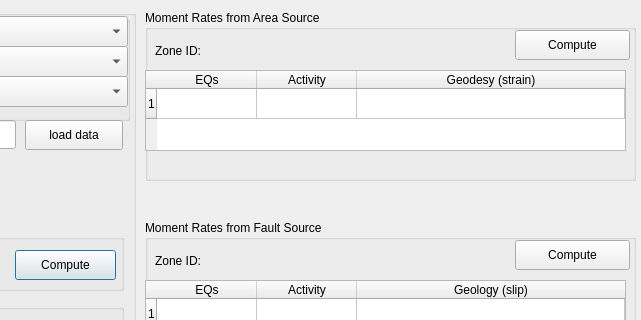
First picture: the form in mt_seismicsource/ui_seismicsource.ui, repository feuchner/seismicsource-toolkit, before the edit; both pictures show x 175 to 816 and y 0 to 320 of the 816 by 531 pixel window.
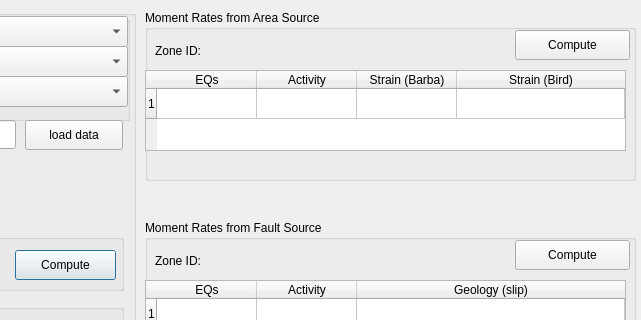
Second picture: the form after the edit. Custom widgets are drawn as their Qt base class.

Commit message: moment rate from strain rate (Bird, Kreemer) -- scaling to be double-checked

The edit to the form file:
```diff
--- a/mt_seismicsource/ui_seismicsource.ui
+++ b/mt_seismicsource/ui_seismicsource.ui
@@ -431,7 +431,7 @@
       <number>1</number>
      </property>
      <property name="columnCount">
-      <number>3</number>
+      <number>4</number>
      </property>
      <attribute name="horizontalHeaderStretchLastSection">
       <bool>true</bool>
@@ -449,7 +449,12 @@
      </column>
      <column>
       <property name="text">
-       <string>Geodesy (strain)</string>
+       <string>Strain (Barba)</string>
+      </property>
+     </column>
+     <column>
+      <property name="text">
+       <string>Strain (Bird)</string>
       </property>
      </column>
     </widget>
```
The commit also changes 6 other files.
